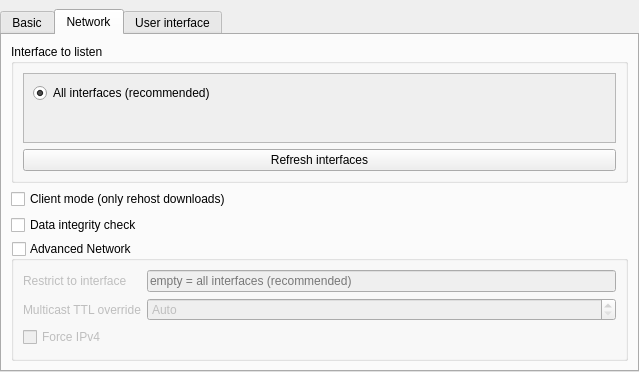
Before: the Qt Designer form application/GUI/Settings/SettingsWidget.ui in kwran420/DG-LAN, drawn with Qt 5.
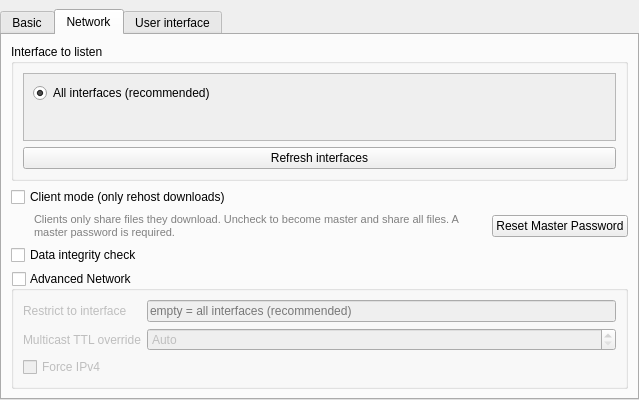
After: the same form once the commit is applied. The open tabs and pages were chosen to show the change. Icons and pictures are not drawn.

```diff
--- a/application/GUI/Settings/SettingsWidget.ui
+++ b/application/GUI/Settings/SettingsWidget.ui
@@ -251,6 +251,39 @@
          </property>
         </widget>
        </item>
+       <item>
+        <layout class="QHBoxLayout" name="layoutClientModeHelper">
+         <item>
+          <widget class="QLabel" name="lblClientModeHelper">
+           <property name="text">
+            <string>Clients only share files they download. Uncheck to become master and share all files. A master password is required.</string>
+           </property>
+           <property name="wordWrap">
+            <bool>true</bool>
+           </property>
+           <property name="styleSheet">
+            <string>color: gray; font-size: 11px; margin-left: 20px;</string>
+           </property>
+          </widget>
+         </item>
+         <item>
+          <widget class="QPushButton" name="butResetMasterKey">
+           <property name="text">
+            <string>Reset Master Password</string>
+           </property>
+           <property name="toolTip">
+            <string>Clear the master password so a new one can be set. Only available when connected locally.</string>
+           </property>
+           <property name="sizePolicy">
+            <sizepolicy hsizetype="Fixed" vsizetype="Fixed">
+             <horstretch>0</horstretch>
+             <verstretch>0</verstretch>
+            </sizepolicy>
+           </property>
+          </widget>
+         </item>
+        </layout>
+       </item>
        <item>
         <widget class="QCheckBox" name="chkEnableIntegrityCheck">
          <property name="toolTip">
```
